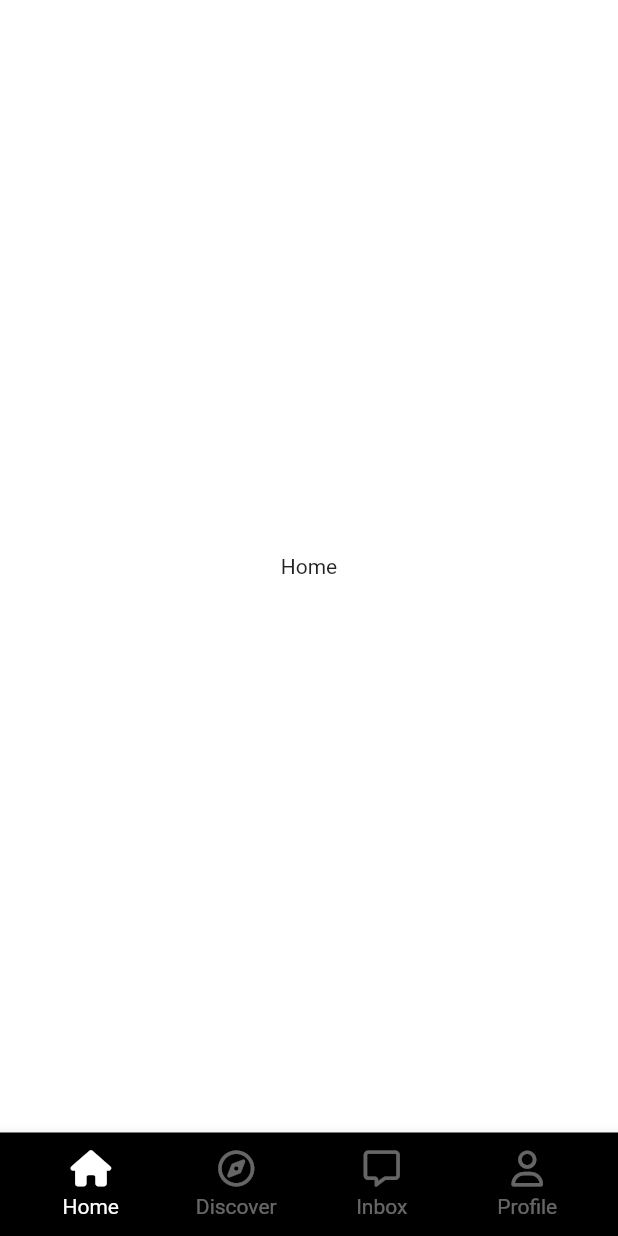
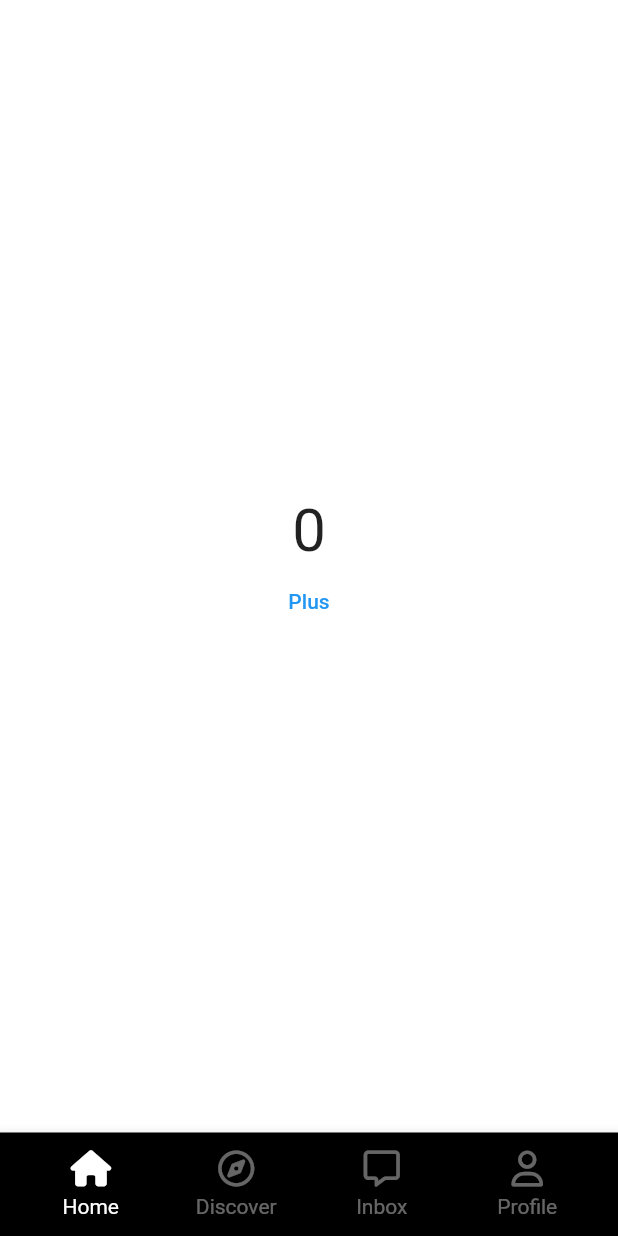
Before and after one commit to techighpark/flutter-tiktok-app, a Flutter app: the screen it shows after launch, on a phone screen of 412 x 824 dp. Run offline on Flutter 3.47's test engine with Material 2 defaults, Android fonts, the phone set to English and light mode, and no system bars; our stand-ins replace font_awesome_flutter.

Commit message:
error with stf screen - may or may not you want

```diff
--- a/lib/features/main_navigation/main_navigation_screen.dart
+++ b/lib/features/main_navigation/main_navigation_screen.dart
@@ -1,6 +1,7 @@
 import 'package:flutter/material.dart';
 import 'package:font_awesome_flutter/font_awesome_flutter.dart';
 import 'package:tiktok_clone/constants/sizes.dart';
+import 'package:tiktok_clone/features/main_navigation/stf_screen.dart';
 import 'package:tiktok_clone/features/main_navigation/widgets/nav_tab.dart';
 
 class MainNavigationScreen extends StatefulWidget {
@@ -14,21 +15,13 @@ class _MainNavigationScreenState extends State<MainNavigationScreen> {
   int _selectedIndex = 0;
 
   final screens = [
-    const Center(
-      child: Text('Home'),
-    ),
-    const Center(
-      child: Text('Search'),
-    ),
+    StfSceen(key: GlobalKey()),
+    StfSceen(key: GlobalKey()),
     Container(
       child: const Text(''),
     ),
-    const Center(
-      child: Text('Inbox'),
-    ),
-    const Center(
-      child: Text('Profile'),
-    ),
+    StfSceen(key: GlobalKey()),
+    StfSceen(key: GlobalKey()),
   ];
 
   void _onTap(int index) {
--- /dev/null
+++ b/lib/features/main_navigation/stf_screen.dart
@@ -0,0 +1,45 @@
+import 'package:flutter/material.dart';
+import 'package:tiktok_clone/constants/sizes.dart';
+
+class StfSceen extends StatefulWidget {
+  const StfSceen({super.key});
+
+  @override
+  State<StfSceen> createState() => _StfSceenState();
+}
+
+class _StfSceenState extends State<StfSceen> {
+  int _clicks = 0;
+
+  void _increase() {
+    _clicks += 1;
+    setState(() {});
+  }
+
+  @override
+  void dispose() {
+    print(_clicks);
+    super.dispose();
+  }
+
+  @override
+  Widget build(BuildContext context) {
+    return Center(
+      child: Column(
+        mainAxisAlignment: MainAxisAlignment.center,
+        children: [
+          Text(
+            "$_clicks",
+            style: const TextStyle(
+              fontSize: Sizes.size40,
+            ),
+          ),
+          TextButton(
+            onPressed: _increase,
+            child: const Text('Plus'),
+          )
+        ],
+      ),
+    );
+  }
+}
```
